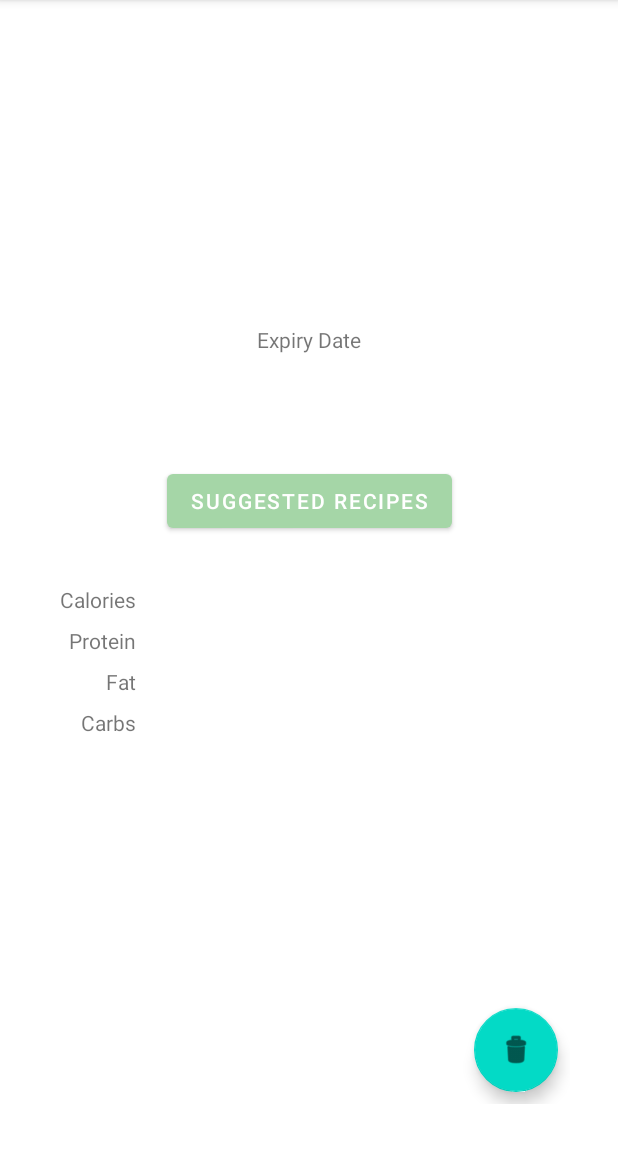
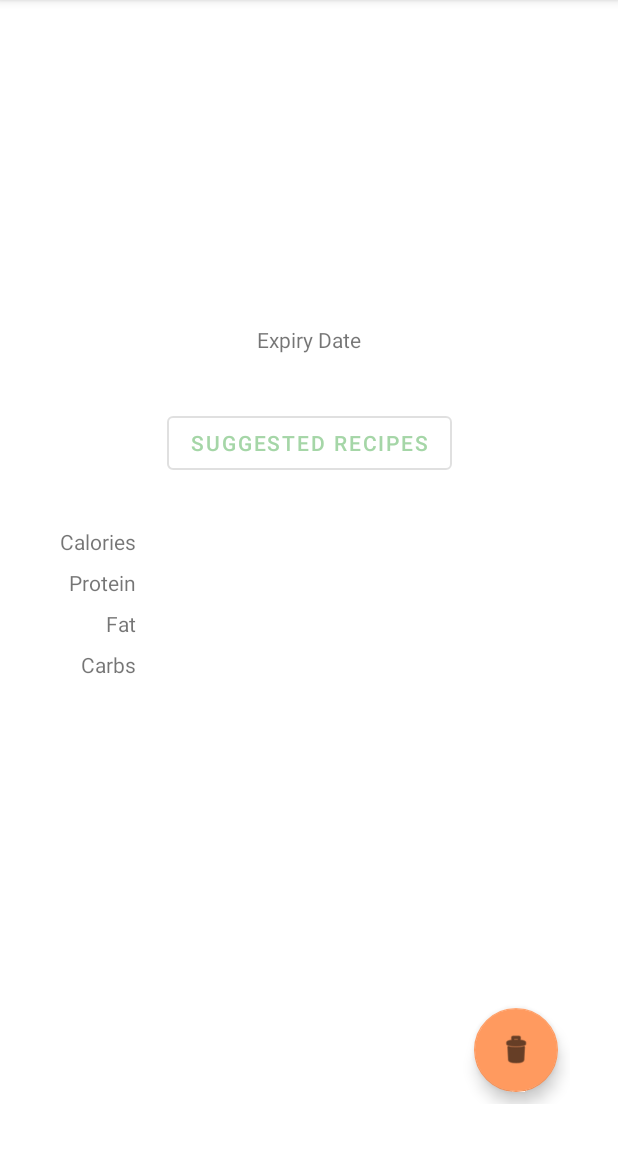
Before and after one commit to amailk/fridge-pal-android, an Android app: the FoodFragment screen opened directly, with no data from a screen before it, on a phone screen of 412 x 824 dp, the part 84-1236 px from its top. Run offline under Robolectric (Android 15) with nearby library versions, the phone set to English and light mode, and no system bars; our stand-ins replace Picasso; pictures from the network do not load; Roboto replaces fonts that are not available here; 4 statements that could not run were skipped.

Commit message:
Style fixes for button colors

```diff
--- a/app/src/main/res/layout/activity_recipe.xml
+++ b/app/src/main/res/layout/activity_recipe.xml
@@ -67,7 +67,8 @@
 
     </com.google.android.material.tabs.TabLayout>
 
-    <Button
+    <com.google.android.material.button.MaterialButton
+        style="@style/Widget.MaterialComponents.Button.OutlinedButton"
         android:id="@+id/button_more_like_this"
         android:layout_width="wrap_content"
         android:layout_height="wrap_content"
--- a/app/src/main/res/layout/food_fragment_layout.xml
+++ b/app/src/main/res/layout/food_fragment_layout.xml
@@ -48,16 +48,15 @@
         app:layout_constraintTop_toBottomOf="@+id/best_before_label"
         tools:text="12 Jul 2019" />
 
-    <Button
+    <com.google.android.material.button.MaterialButton
         android:id="@+id/button_suggested_recipes"
+        style="@style/Widget.MaterialComponents.Button.OutlinedButton"
         android:layout_width="wrap_content"
         android:layout_height="wrap_content"
         android:layout_marginStart="8dp"
         android:layout_marginTop="8dp"
         android:layout_marginEnd="8dp"
-        android:layout_marginBottom="340dp"
         android:text="@string/suggested_recipes"
-        app:layout_constraintBottom_toBottomOf="parent"
         app:layout_constraintEnd_toEndOf="parent"
         app:layout_constraintStart_toStartOf="parent"
         app:layout_constraintTop_toBottomOf="@+id/textview_expiry_date" />
--- a/app/src/main/res/values/styles.xml
+++ b/app/src/main/res/values/styles.xml
@@ -4,10 +4,14 @@
     <style name="AppTheme" parent="Theme.MaterialComponents.Light.DarkActionBar">
         <item  name="colorPrimary">@color/colorPrimary</item>
         <item name="colorPrimaryDark">@color/colorPrimaryDark</item>
-        <item name="colorAccent">@color/colorSecondary</item>
+        <item name="colorAccent">@color/colorSecondaryVariant</item>
+        <item name="colorSecondary">@color/colorSecondary</item>
         <item name="android:windowLightStatusBar" tools:targetApi="m">true</item>
         <item name="android:textColorPrimary">@color/colorOnPrimary</item>
         <item name="android:textColorSecondary">@color/colorOnSecondary</item>
+
+        <item name="materialButtonStyle">@style/Widget.FridgePal.Button</item>
+
     </style>
 
 
@@ -38,4 +42,8 @@
         <item name="android:windowContentOverlay">@null</item>
     </style>
 
+    <style name="Widget.FridgePal.Button" parent="Widget.MaterialComponents.Button">
+        <item name="backgroundTint">?attr/colorPrimaryDark</item>
+    </style>
+
 </resources>
```
